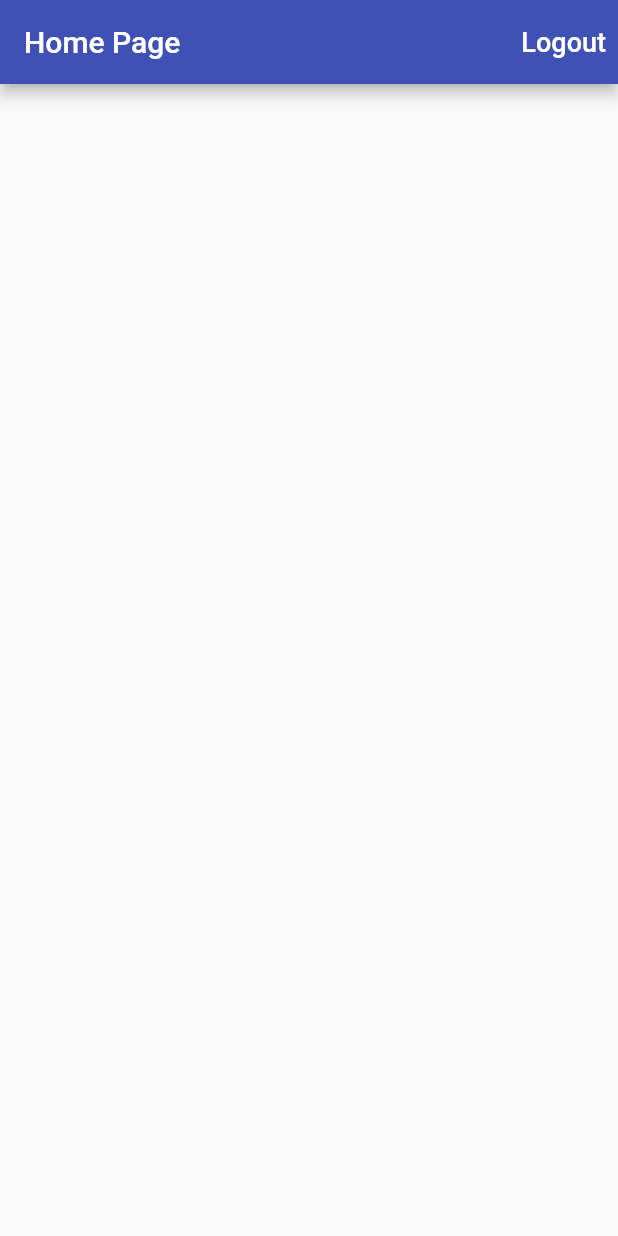
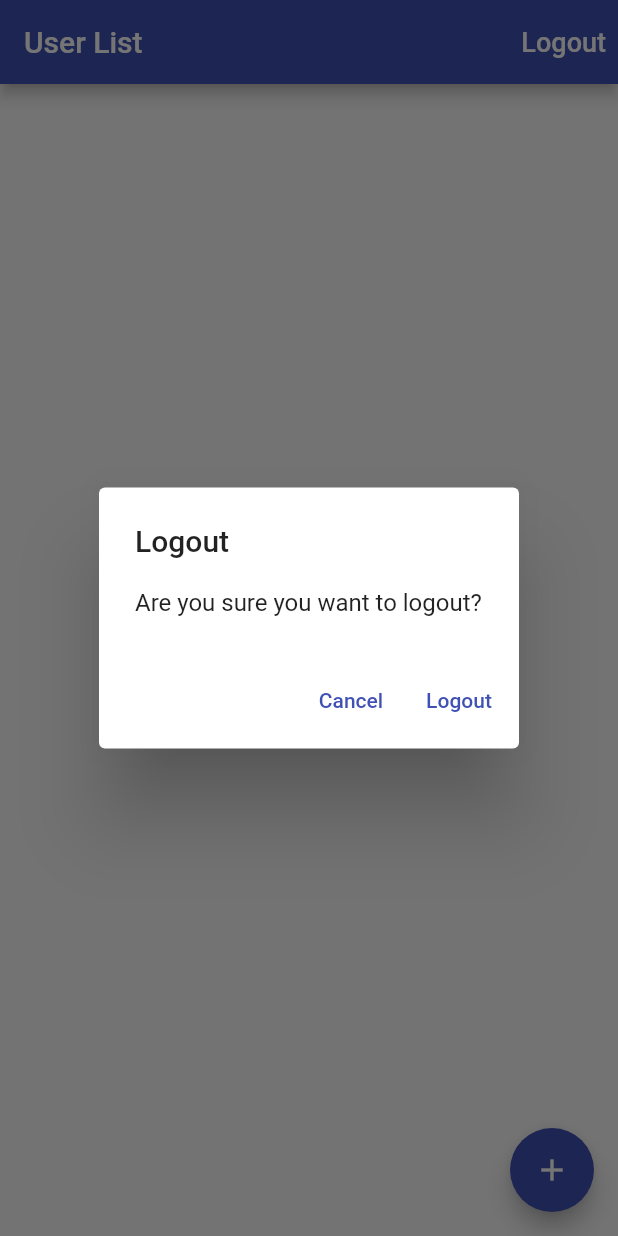
Before and after one commit to thobio/time_tracker_app, a Flutter app: the screen it shows once a user with an empty profile is signed in, after a tap on "Logout", on a phone screen of 412 x 824 dp. Run offline on Flutter 3.47's test engine with Material 2 defaults, Android fonts, the phone set to English and light mode, and no system bars; our stand-ins replace cloud_firestore, firebase_auth, firebase_core, google_sign_in; accounts and stored records are empty.

Commit message:
Reading users from List and adding new user api connection okay

```diff
--- /dev/null
+++ b/lib/App/common_widgets/show_alert_dialog.dart
@@ -0,0 +1,52 @@
+import 'dart:io';
+
+import 'package:flutter/cupertino.dart';
+import 'package:flutter/material.dart';
+
+Future showAlertDialog({
+  required BuildContext context,
+  required String title,
+  required String content,
+  required String defaultActionText,
+  String? cancelActionText,
+}) {
+  if (!Platform.isIOS) {
+    return showDialog(
+      context: context,
+      builder: (context) => AlertDialog(
+        title: Text(title),
+        content: Text(content),
+        actions: [
+          if (cancelActionText != null)
+            TextButton(
+              child: Text(cancelActionText),
+              onPressed: () => Navigator.of(context).pop(false),
+            ),
+          TextButton(
+            child: Text(defaultActionText),
+            onPressed: () => Navigator.of(context).pop(true),
+          ),
+        ],
+      ),
+    );
+  } else {
+    return showCupertinoDialog(
+      context: context,
+      builder: (context) => CupertinoAlertDialog(
+        title: Text(title),
+        content: Text(content),
+        actions: [
+          if (cancelActionText != null)
+            TextButton(
+              child: Text(cancelActionText),
+              onPressed: () => Navigator.of(context).pop(false),
+            ),
+          TextButton(
+            child: Text(defaultActionText),
+            onPressed: () => Navigator.of(context).pop(true),
+          ),
+        ],
+      ),
+    );
+  }
+}
--- /dev/null
+++ b/lib/App/home/model/user.dart
@@ -0,0 +1,61 @@
+// To parse this JSON data, do
+//
+//     final user = userFromMap(jsonString);
+
+import 'dart:convert';
+
+Users userFromMap(String str) => Users.fromMap(json.decode(str));
+
+String userToMap(Users data) => json.encode(data.toMap());
+
+class Users {
+  Users({
+    required this.age,
+    required this.bp,
+    required this.dateOfJoining,
+    required this.email,
+    required this.height,
+    this.memberShipUid,
+    required this.name,
+    required this.phoneNumber,
+    required this.roleUid,
+    required this.weight,
+  });
+
+  String age;
+  String bp;
+  String dateOfJoining;
+  String email;
+  String height;
+  String? memberShipUid;
+  String name;
+  String phoneNumber;
+  String roleUid;
+  String weight;
+
+  factory Users.fromMap(Map<String, dynamic> json) => Users(
+        age: json["age"],
+        bp: json["bp"],
+        dateOfJoining: json["date_of_joining"],
+        email: json["email"],
+        height: json["height"],
+        memberShipUid: json["member_ship_uid"],
+        name: json["name"],
+        phoneNumber: json["phone_number"],
+        roleUid: json["role_uid"],
+        weight: json["weight"],
+      );
+
+  Map<String, dynamic> toMap() => {
+        "age": age,
+        "bp": bp,
+        "date_of_joining": dateOfJoining,
+        "email": email,
+        "height": height,
+        "member_ship_uid": memberShipUid,
+        "name": name,
+        "phone_number": phoneNumber,
+        "role_uid": roleUid,
+        "weight": weight,
+      };
+}
--- /dev/null
+++ b/lib/App/home/user_list_page.dart
@@ -0,0 +1,200 @@
+import 'package:cloud_firestore/cloud_firestore.dart';
+import 'package:flutter/material.dart';
+import 'package:provider/provider.dart';
+import 'package:time_tracker_app/App/common_widgets/show_alert_dialog.dart';
+import 'package:time_tracker_app/services/auth.dart';
+import 'package:time_tracker_app/services/database.dart';
+
+import '../common_widgets/show_exception_alert_dialog.dart';
+import 'model/user.dart';
+
+class UserListPage extends StatelessWidget {
+  const UserListPage({
+    super.key,
+  });
+
+  Future<void> _signOut(BuildContext context) async {
+    try {
+      final auth = Provider.of<AuthBase>(context, listen: false);
+      await auth.signOut();
+    } on Exception catch (e) {
+      showExceptionAlertDialog(context, title: "Error", exception: e);
+    }
+  }
+
+  Future<void> _confirmSignOut(BuildContext context) async {
+    final didRequestSignOut = await showAlertDialog(
+        context: context,
+        title: "Logout",
+        content: "Are you sure you want to logout?",
+        defaultActionText: 'Logout',
+        cancelActionText: 'Cancel');
+    if (didRequestSignOut == true) {
+      _signOut(context);
+    }
+  }
+
+  @override
+  Widget build(BuildContext context) {
+    final databases = Provider.of<Database>(context, listen: false);
+    return Scaffold(
+      appBar: AppBar(
+        title: const Text("User List"),
+        actions: <Widget>[
+          TextButton(
+            onPressed: () => _confirmSignOut(context),
+            child: const Text(
+              "Logout",
+              style: TextStyle(
+                fontSize: 18.0,
+                color: Colors.white,
+              ),
+            ),
+          )
+        ],
+      ),
+      body: Padding(
+        padding: const EdgeInsets.all(10.0),
+        child: Container(
+          child: StreamBuilder(
+            stream: FirebaseFirestore.instance.collection('users').snapshots(),
+            builder:
+                (BuildContext context, AsyncSnapshot<QuerySnapshot> snapshot) {
+              if (snapshot.hasData) {
+                return Padding(
+                  padding: const EdgeInsets.all(10.0),
+                  child: ListView.builder(
+                    itemCount: snapshot.data!.docs.length,
+                    itemBuilder: (context, index) => SizedBox(
+                      height: 100,
+                      child: Center(
+                        child: Row(children: [
+                          Image.asset(
+                            "images/google-logo.png",
+                            height: 50,
+                            width: 50,
+                          ),
+                          Column(
+                              mainAxisAlignment: MainAxisAlignment.start,
+                              crossAxisAlignment: CrossAxisAlignment.start,
+                              children: [
+                                const Spacer(),
+                                Text(
+                                  snapshot.data!.docs[index]['name'],
+                                  style: const TextStyle(
+                                    fontSize: 18,
+                                    fontWeight: FontWeight.bold,
+                                  ),
+                                ),
+                                Row(
+                                  children: [
+                                    Row(
+                                      children: [
+                                        const Text(
+                                          "Age:",
+                                          style: TextStyle(
+                                            fontWeight: FontWeight.bold,
+                                          ),
+                                        ),
+                                        Text(
+                                          snapshot.data!.docs[index]['age'],
+                                          style: const TextStyle(
+                                            fontSize: 14,
+                                            fontWeight: FontWeight.w400,
+                                          ),
+                                        ),
+                                        const SizedBox(
+                                          width: 8,
+                                        ),
+                                        Row(
+                                          children: [
+                                            const Text(
+                                              "Height:",
+                                              style: TextStyle(
+                                                fontWeight: FontWeight.bold,
+                                              ),
+                                            ),
+                                            Text(
+                                              snapshot.data!.docs[index]
+                                                  ['height'],
+                                              style: const TextStyle(
+                                                fontSize: 14,
+                                                fontWeight: FontWeight.w400,
+                                              ),
+                                            ),
+                                          ],
+                                        ),
+                                        const SizedBox(
+                                          width: 8,
+                                        ),
+                                        Row(
+                                          children: [
+                                            const Text(
+                                              "Weight:",
+                                              style: TextStyle(
+                                                fontWeight: FontWeight.bold,
+                                              ),
+                                            ),
+                                            Text(
+                                              snapshot.data!.docs[index]
+                                                  ['weight'],
+                                              style: const TextStyle(
+                                                fontSize: 14,
+                                                fontWeight: FontWeight.w400,
+                                              ),
+                                            ),
+                                          ],
+                                        ),
+                                      ],
+                                    ),
+                                  ],
+                                ),
+                                const Spacer(),
+                              ]),
+                        ]),
+                      ),
+                    ),
+                  ),
+                );
+              } else if (snapshot.connectionState == ConnectionState.waiting) {
+                return const Center(child: CircularProgressIndicator());
+              } else {
+                return const Center(
+                  child: Text("No data found!"),
+                );
+              }
+            },
+          ),
+        ),
+      ),
+      floatingActionButton: FloatingActionButton(
+        onPressed: () => createUser(context),
+        child: const Icon(Icons.add),
+      ),
+    );
+  }
+
+  void createUser(BuildContext context) async {
+    try {
+      final database = Provider.of<Database>(context, listen: false);
+      await database.createUser(Users(
+        age: "31",
+        bp: "165/100",
+        dateOfJoining: "23 December 2022 at 00:00:00 UTC+5:30",
+        email: "jthobio2@gmail.com",
+        height: "189 cm",
+        name: "Thobio Joseph",
+        phoneNumber: "+919048128845",
+        roleUid: "",
+        weight: "150 kg",
+        memberShipUid: "QF08QA3jvUFOjTWV62xi",
+      ));
+    } on Exception catch (e) {
+      showExceptionAlertDialog(
+        context,
+        title: "Operation failed",
+        exception: e,
+      );
+    }
+  }
+}
--- a/lib/App/home_page.dart
+++ /dev/null
@@ -1,35 +0,0 @@
-import 'package:flutter/material.dart';
-import 'package:time_tracker_app/services/auth.dart';
-
-class HomePage extends StatelessWidget {
-  const HomePage({super.key, required this.authbase});
-  final AuthBase authbase;
-  Future<void> _signOut() async {
-    try {
-      await authbase.signOut();
-    } catch (e) {
-      print(e.toString());
-    }
-  }
-
-  @override
-  Widget build(BuildContext context) {
-    return Scaffold(
-      appBar: AppBar(
-        title: const Text("Home Page"),
-        actions: <Widget>[
-          TextButton(
-            onPressed: _signOut,
-            child: const Text(
-              "Logout",
-              style: TextStyle(
-                fontSize: 18.0,
-                color: Colors.white,
-              ),
-            ),
-          )
-        ],
-      ),
-    );
-  }
-}
--- a/lib/App/landing_page.dart
+++ b/lib/App/landing_page.dart
@@ -1,26 +1,27 @@
 import 'package:flutter/material.dart';
-import 'package:time_tracker_app/App/home_page.dart';
+import 'package:provider/provider.dart';
+import 'package:time_tracker_app/App/home/user_list_page.dart';
 import 'package:time_tracker_app/App/sign_in/sign_in_page.dart';
 import 'package:firebase_auth/firebase_auth.dart';
 import 'package:time_tracker_app/services/auth.dart';
+import 'package:time_tracker_app/services/database.dart';
 
 class LandingPage extends StatelessWidget {
-  const LandingPage({super.key, required this.authBase});
-  final AuthBase authBase;
+  const LandingPage({super.key});
+
   @override
   Widget build(BuildContext context) {
+    final auth = Provider.of<AuthBase>(context, listen: false);
     return StreamBuilder<User?>(
       builder: (context, snapshot) {
         if (snapshot.connectionState == ConnectionState.active) {
           final user = snapshot.data;
           if (user == null) {
-            return SignInPage(
-              authbase: authBase,
-            );
+            return SignInPage.create(context);
           }
-          return HomePage(
-            authbase: authBase,
-          );
+          return Provider<Database>(
+              create: (_) => FirestoreDatabase(uid: user.uid),
+              child: const UserListPage());
         }
         return const Scaffold(
           body: Center(
@@ -28,7 +29,7 @@ class LandingPage extends StatelessWidget {
           ),
         );
       },
-      stream: authBase.authStateChanges(),
+      stream: auth.authStateChanges(),
     );
   }
 }
--- a/lib/App/sign_in/sign_in_page.dart
+++ b/lib/App/sign_in/sign_in_page.dart
@@ -1,13 +1,29 @@
 import 'package:flutter/material.dart';
+import 'package:provider/provider.dart';
+import 'package:time_tracker_app/App/sign_in/sign_in_bloc.dart';
 import 'package:time_tracker_app/services/auth.dart';
 
-class SignInPage extends StatelessWidget {
-  const SignInPage({super.key, required this.authbase});
-  final AuthBase authbase;
+import '../common_widgets/show_exception_alert_dialog.dart';
 
-  Future<void> _signInAnonymously() async {
+class SignInPage extends StatefulWidget {
+  const SignInPage({super.key});
+
+  static Widget create(BuildContext context) {
+    return Provider(
+      create: (_) => SignInBloc(),
+      child: const SignInPage(),
+    );
+  }
+
+  @override
+  State<SignInPage> createState() => _SignInPageState();
+}
+
+class _SignInPageState extends State<SignInPage> {
+  Future<void> _signInAnonymously(BuildContext context) async {
     try {
-      await authbase.signInAnonymosly();
+      final auth = Provider.of<AuthBase>(context, listen: false);
+      await auth.signInAnonymosly();
     } catch (e) {
       print(e.toString());
     }
@@ -15,13 +31,19 @@ class SignInPage extends StatelessWidget {
 
   @override
   Widget build(BuildContext context) {
+    final bloc = Provider.of<SignInBloc>(context, listen: false);
     return Scaffold(
-      body: _buildContent(),
+      body: StreamBuilder<bool>(
+          stream: bloc.isLoadingStream,
+          initialData: false,
+          builder: (context, snapshot) {
+            return _buildContent(context, snapshot.data!);
+          }),
       backgroundColor: Colors.white.withOpacity(0.97),
     );
   }
 
-  Widget _buildContent() {
+  Widget _buildContent(BuildContext context, bool isLoading) {
     return Padding(
       padding: const EdgeInsets.all(16.0),
       child: Column(
@@ -29,13 +51,9 @@ class SignInPage extends StatelessWidget {
           mainAxisAlignment: MainAxisAlignment.center,
           children: [
             const Spacer(),
-            const Text(
-              "Sign In",
-              textAlign: TextAlign.center,
-              style: TextStyle(
-                fontSize: 30,
-                fontWeight: FontWeight.w600,
-              ),
+            SizedBox(
+              height: 50.0,
+              child: _buildHeader(isLoading),
             ),
             const SizedBox(
               height: 20.0,
@@ -52,7 +70,7 @@ class SignInPage extends StatelessWidget {
                   Size.fromWidth(60.0),
                 ),
               ),
-              onPressed: _signinWithGoogle,
+              onPressed: isLoading ? null : () => _signinWithGoogle(context),
               child: Row(
                 mainAxisAlignment: MainAxisAlignment.spaceBetween,
                 children: [
@@ -77,11 +95,32 @@ class SignInPage extends StatelessWidget {
     );
   }
 
-  Future<void> _signinWithGoogle() async {
+  Widget _buildHeader(bool isLoading) {
+    if (isLoading) {
+      return const Center(
+        child: CircularProgressIndicator(),
+      );
+    }
+    return const Text(
+      "Sign In",
+      textAlign: TextAlign.center,
+      style: TextStyle(
+        fontSize: 30,
+        fontWeight: FontWeight.w600,
+      ),
+    );
+  }
+
+  Future<void> _signinWithGoogle(BuildContext context) async {
+    final bloc = Provider.of<SignInBloc>(context, listen: false);
     try {
-      await authbase.signInwithGoogle();
-    } catch (e) {
-      print(e.toString());
+      bloc.setIsLoading(true);
+      final auth = Provider.of<AuthBase>(context, listen: false);
+      await auth.signInwithGoogle();
+    } on Exception catch (e) {
+      showExceptionAlertDialog(context, title: "Error", exception: e);
+    } finally {
+      bloc.setIsLoading(false);
     }
   }
 }
--- a/lib/main.dart
+++ b/lib/main.dart
@@ -1,5 +1,6 @@
 import 'package:firebase_core/firebase_core.dart';
 import 'package:flutter/material.dart';
+import 'package:provider/provider.dart';
 import 'package:time_tracker_app/App/landing_page.dart';
 import 'package:time_tracker_app/services/auth.dart';
 
@@ -14,13 +15,14 @@ class MyApp extends StatelessWidget {
 
   @override
   Widget build(BuildContext context) {
-    return MaterialApp(
-      title: "Time Tracker",
-      theme: ThemeData(
-        primarySwatch: Colors.indigo,
-      ),
-      home: LandingPage(
-        authBase: Auth(),
+    return Provider<AuthBase>(
+      create: (context) => Auth(),
+      child: MaterialApp(
+        title: "Time Tracker",
+        theme: ThemeData(
+          primarySwatch: Colors.indigo,
+        ),
+        home: const LandingPage(),
       ),
     );
   }
--- /dev/null
+++ b/lib/services/api_path.dart
@@ -0,0 +1,5 @@
+class APIPath {
+  //MARK: - user path
+  static String user(String uid) => 'users/$uid';
+  static String allUser() => 'users';
+}
--- /dev/null
+++ b/lib/services/database.dart
@@ -0,0 +1,35 @@
+import 'package:cloud_firestore/cloud_firestore.dart';
+import 'package:time_tracker_app/App/home/model/user.dart';
+import 'package:time_tracker_app/services/api_path.dart';
+
+abstract class Database {
+  Future<void> createUser(Users user);
+  Future<String> readUserStream();
+}
+
+class FirestoreDatabase implements Database {
+  FirestoreDatabase({required this.uid});
+  final String uid;
+
+  @override
+  Future<void> createUser(Users user) => _setData(
+        path: APIPath.user(uid),
+        data: user.toMap(),
+      );
+
+  @override
+  Future<String> readUserStream() async {
+    final path = APIPath.allUser();
+    final snapshots = FirebaseFirestore.instance.collection(path).get();
+    // ignore: await_only_futures
+    return await snapshots.then((value) => value.toString()).toString();
+  }
+
+  Future<void> _setData({
+    required String path,
+    Map<String, dynamic>? data,
+  }) async {
+    final documentReference = FirebaseFirestore.instance.doc(path);
+    await documentReference.set(data!);
+  }
+}
--- a/pubspec.yaml
+++ b/pubspec.yaml
@@ -29,12 +29,14 @@ environment:
 # the latest version available on pub.dev. To see which dependencies have newer
 # versions available, run `flutter pub outdated`.
 dependencies:
+  cloud_firestore: ^4.2.0
   cupertino_icons: ^1.0.2
   firebase_auth: ^4.2.1
   firebase_core: ^2.4.0
   flutter:
     sdk: flutter
   google_sign_in: ^5.4.2
+  provider: ^6.0.5
 
 dev_dependencies:
   flutter_lints: ^2.0.0
```
Also changed, not shown: lib/App/common_widgets/show_exception_alert_dialog.dart (added, +21 -0 lines), lib/App/sign_in/sign_in_bloc.dart (added, +12 -0 lines), pubspec.lock, 2 other files.
